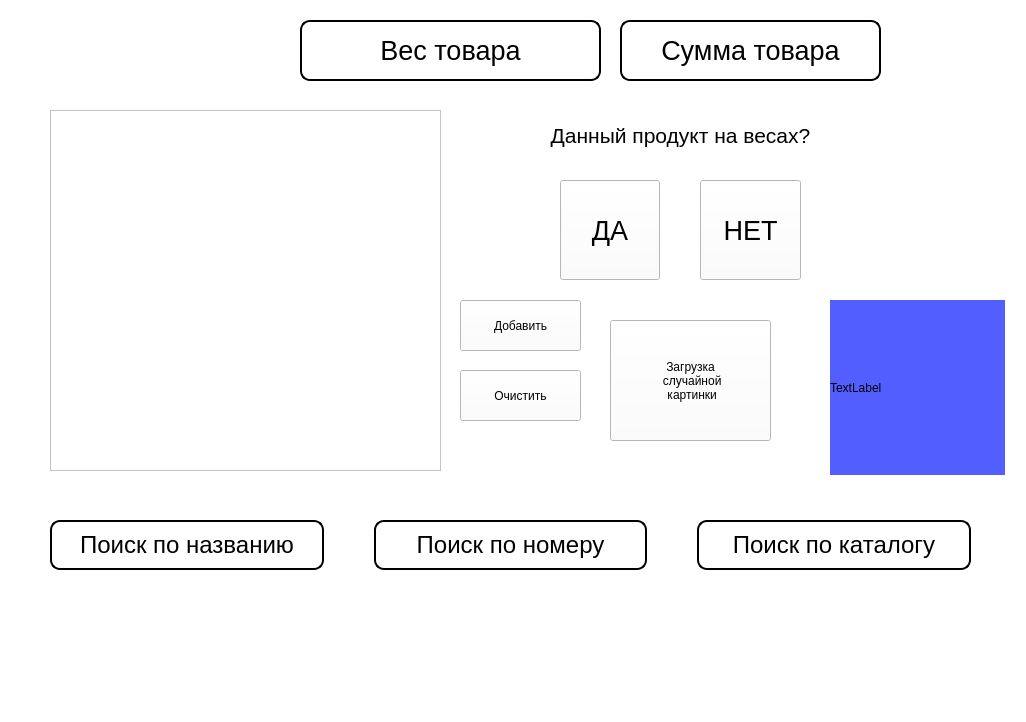
This is frontend/view/qt_ui/new/mainwindow.ui in Andrew-up/SmartScaleForMarket as Qt 5 draws it before an edit. The edited form follows.
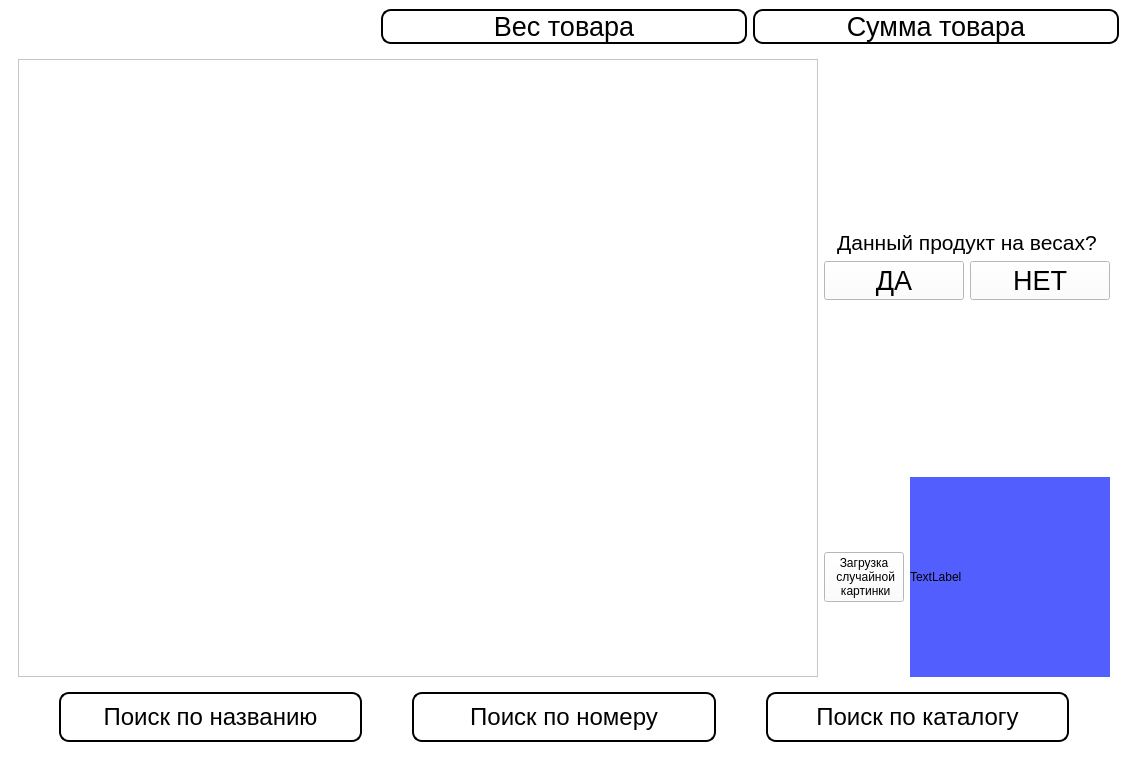
This is the edited form. Icons and pictures are not drawn.

The edit to the form file:
```diff
--- a/frontend/view/qt_ui/new/mainwindow.ui
+++ b/frontend/view/qt_ui/new/mainwindow.ui
@@ -6,8 +6,8 @@
    <rect>
     <x>0</x>
     <y>0</y>
-    <width>1026</width>
-    <height>722</height>
+    <width>1128</width>
+    <height>773</height>
    </rect>
   </property>
   <property name="windowTitle">
@@ -17,15 +17,24 @@
    <string notr="true">background-color: rgb(255, 255, 255);</string>
   </property>
   <widget class="QWidget" name="centralwidget">
+   <layout class="QVBoxLayout" name="verticalLayout_4">
+    <item>
+     <layout class="QHBoxLayout" name="horizontalLayout_4">
+      <item>
+       <widget class="QLabel" name="label">
+        <property name="text">
+         <string/>
+        </property>
+        <property name="pixmap">
+         <pixmap resource="resourses.qrc">:/icon/logo.png</pixmap>
+        </property>
+        <property name="scaledContents">
+         <bool>true</bool>
+        </property>
+       </widget>
+      </item>
+      <item>
    <widget class="QLabel" name="weight_label">
-    <property name="geometry">
-     <rect>
-      <x>300</x>
-      <y>20</y>
-      <width>301</width>
-      <height>61</height>
-     </rect>
-    </property>
     <property name="font">
      <font>
       <pointsize>20</pointsize>
@@ -52,15 +61,9 @@
      <set>Qt::AlignCenter</set>
     </property>
    </widget>
+      </item>
+      <item>
    <widget class="QLabel" name="sum_label">
-    <property name="geometry">
-     <rect>
-      <x>620</x>
-      <y>20</y>
-      <width>261</width>
-      <height>61</height>
-     </rect>
-    </property>
     <property name="styleSheet">
      <string notr="true">QLabel
 {
@@ -80,39 +83,14 @@
      <set>Qt::AlignCenter</set>
     </property>
    </widget>
-   <widget class="QLabel" name="label_who_is_product">
-    <property name="geometry">
-     <rect>
-      <x>540</x>
-      <y>100</y>
-      <width>281</width>
-      <height>71</height>
-     </rect>
-    </property>
-    <property name="font">
-     <font>
-      <pointsize>16</pointsize>
-     </font>
-    </property>
-    <property name="styleSheet">
-     <string notr="true">color: rgb(0, 0, 0);</string>
-    </property>
-    <property name="text">
-     <string>Данный продукт на весах?</string>
-    </property>
-    <property name="alignment">
-     <set>Qt::AlignCenter</set>
-    </property>
-   </widget>
+      </item>
+     </layout>
+    </item>
+    <item>
+     <widget class="QWidget" name="widget" native="true">
+      <layout class="QHBoxLayout" name="horizontalLayout_9">
+       <item>
    <widget class="QScrollArea" name="scrollArea">
-    <property name="geometry">
-     <rect>
-      <x>50</x>
-      <y>110</y>
-      <width>391</width>
-      <height>361</height>
-     </rect>
-    </property>
     <property name="widgetResizable">
      <bool>true</bool>
     </property>
@@ -121,8 +99,8 @@
       <rect>
        <x>0</x>
        <y>0</y>
-       <width>389</width>
-       <height>359</height>
+            <width>797</width>
+            <height>539</height>
       </rect>
      </property>
      <layout class="QHBoxLayout" name="horizontalLayout_2">
@@ -132,36 +110,46 @@
      </layout>
     </widget>
    </widget>
-   <widget class="QPushButton" name="button_NO_product">
-    <property name="geometry">
-     <rect>
-      <x>700</x>
-      <y>180</y>
-      <width>101</width>
-      <height>100</height>
-     </rect>
-    </property>
+       </item>
+       <item>
+        <layout class="QVBoxLayout" name="verticalLayout_3">
+         <item>
+          <layout class="QVBoxLayout" name="verticalLayout">
+           <item>
+            <spacer name="verticalSpacer_2">
+             <property name="orientation">
+              <enum>Qt::Vertical</enum>
+             </property>
+             <property name="sizeHint" stdset="0">
+              <size>
+               <width>20</width>
+               <height>40</height>
+              </size>
+             </property>
+            </spacer>
+           </item>
+           <item>
+            <widget class="QLabel" name="label_who_is_product">
     <property name="font">
      <font>
-      <pointsize>20</pointsize>
+               <pointsize>16</pointsize>
      </font>
     </property>
     <property name="styleSheet">
      <string notr="true">color: rgb(0, 0, 0);</string>
     </property>
     <property name="text">
-     <string>НЕТ</string>
-    </property>
-   </widget>
+              <string>Данный продукт на весах?</string>
+             </property>
+             <property name="alignment">
+              <set>Qt::AlignCenter</set>
+             </property>
+            </widget>
+           </item>
+           <item>
+            <layout class="QHBoxLayout" name="horizontalLayout_6">
+             <item>
    <widget class="QPushButton" name="button_YES_product">
-    <property name="geometry">
-     <rect>
-      <x>560</x>
-      <y>180</y>
-      <width>100</width>
-      <height>100</height>
-     </rect>
-    </property>
     <property name="font">
      <font>
       <pointsize>20</pointsize>
@@ -174,47 +162,92 @@
      <string>ДА</string>
     </property>
    </widget>
-   <widget class="QPushButton" name="add_widget">
-    <property name="geometry">
-     <rect>
-      <x>460</x>
-      <y>300</y>
-      <width>121</width>
-      <height>51</height>
-     </rect>
+             </item>
+             <item>
+              <widget class="QPushButton" name="button_NO_product">
+               <property name="font">
+                <font>
+                 <pointsize>20</pointsize>
+                </font>
     </property>
     <property name="styleSheet">
      <string notr="true">color: rgb(0, 0, 0);</string>
     </property>
     <property name="text">
-     <string>Добавить</string>
-    </property>
-   </widget>
-   <widget class="QPushButton" name="clear_widget">
-    <property name="geometry">
-     <rect>
-      <x>460</x>
-      <y>370</y>
-      <width>121</width>
-      <height>51</height>
-     </rect>
-    </property>
-    <property name="styleSheet">
-     <string notr="true">color: rgb(0, 0, 0);</string>
-    </property>
+                <string>НЕТ</string>
+               </property>
+              </widget>
+             </item>
+            </layout>
+           </item>
+           <item>
+            <spacer name="verticalSpacer">
+             <property name="orientation">
+              <enum>Qt::Vertical</enum>
+             </property>
+             <property name="sizeHint" stdset="0">
+              <size>
+               <width>20</width>
+               <height>40</height>
+              </size>
+             </property>
+            </spacer>
+           </item>
+           <item>
+            <layout class="QHBoxLayout" name="horizontalLayout_8">
+             <item>
+              <widget class="QPushButton" name="getRandomImageButton">
+               <property name="mouseTracking">
+                <bool>false</bool>
+               </property>
     <property name="text">
-     <string>Очистить</string>
-    </property>
-   </widget>
-   <widget class="QWidget" name="layoutWidget">
-    <property name="geometry">
-     <rect>
-      <x>0</x>
-      <y>510</y>
-      <width>1021</width>
-      <height>71</height>
-     </rect>
-    </property>
+                <string>Загрузка 
+ случайной 
+ картинки</string>
+               </property>
+               <property name="checkable">
+                <bool>false</bool>
+               </property>
+               <property name="autoRepeat">
+                <bool>true</bool>
+               </property>
+               <property name="autoExclusive">
+                <bool>false</bool>
+               </property>
+              </widget>
+             </item>
+             <item>
+              <widget class="QLabel" name="image_to_cnn">
+               <property name="minimumSize">
+                <size>
+                 <width>200</width>
+                 <height>200</height>
+                </size>
+               </property>
+               <property name="maximumSize">
+                <size>
+                 <width>200</width>
+                 <height>200</height>
+                </size>
+               </property>
+               <property name="styleSheet">
+                <string notr="true">background-color: rgb(83, 94, 255);</string>
+               </property>
+               <property name="text">
+                <string>TextLabel</string>
+               </property>
+              </widget>
+             </item>
+            </layout>
+           </item>
+          </layout>
+         </item>
+        </layout>
+       </item>
+      </layout>
+     </widget>
+    </item>
+    <item>
     <layout class="QHBoxLayout" name="horizontalLayout">
      <property name="spacing">
       <number>50</number>
@@ -334,69 +367,8 @@
       </widget>
      </item>
     </layout>
-   </widget>
-   <widget class="QLabel" name="label">
-    <property name="geometry">
-     <rect>
-      <x>50</x>
-      <y>20</y>
-      <width>221</width>
-      <height>61</height>
-     </rect>
-    </property>
-    <property name="text">
-     <string/>
-    </property>
-    <property name="pixmap">
-     <pixmap resource="resourses.qrc">:/icon/logo.png</pixmap>
-    </property>
-    <property name="scaledContents">
-     <bool>true</bool>
-    </property>
-   </widget>
-   <widget class="QLabel" name="image_to_cnn">
-    <property name="geometry">
-     <rect>
-      <x>830</x>
-      <y>300</y>
-      <width>175</width>
-      <height>175</height>
-     </rect>
-    </property>
-    <property name="styleSheet">
-     <string notr="true">background-color: rgb(83, 94, 255);</string>
-    </property>
-    <property name="text">
-     <string>TextLabel</string>
-    </property>
-   </widget>
-   <widget class="QPushButton" name="getRandomImageButton">
-    <property name="geometry">
-     <rect>
-      <x>610</x>
-      <y>320</y>
-      <width>161</width>
-      <height>121</height>
-     </rect>
-    </property>
-    <property name="mouseTracking">
-     <bool>false</bool>
-    </property>
-    <property name="text">
-     <string>Загрузка 
- случайной 
- картинки</string>
-    </property>
-    <property name="checkable">
-     <bool>false</bool>
-    </property>
-    <property name="autoRepeat">
-     <bool>true</bool>
-    </property>
-    <property name="autoExclusive">
-     <bool>false</bool>
-    </property>
-   </widget>
+    </item>
+   </layout>
   </widget>
   <widget class="QMenuBar" name="menubar">
    <property name="geometry">
```
Left out of the diff: 4 changed lines with no effect on the pictures. Lines whose indentation alone changed are shown as unchanged.
